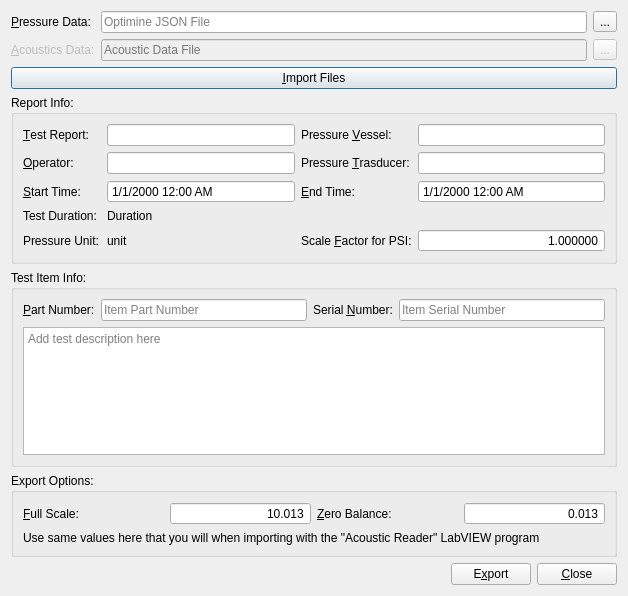
Qt form optimine2dat/export.ui (berkowski/optimine2dat) before a commit.
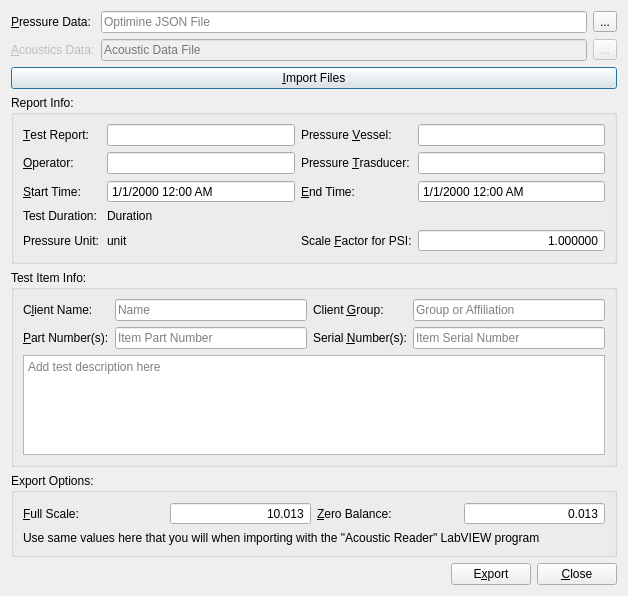
The same form after that commit.

The edit to the form file:
```diff
--- a/optimine2dat/export.ui
+++ b/optimine2dat/export.ui
@@ -269,17 +269,17 @@
       <string>Test Item Info:</string>
      </property>
      <layout class="QGridLayout" name="gridLayout_3" columnstretch="0,1,0,1">
-      <item row="0" column="0">
+      <item row="1" column="0">
        <widget class="QLabel" name="partNumberLabel">
         <property name="text">
-         <string>&amp;Part Number:</string>
+         <string>&amp;Part Number(s):</string>
         </property>
         <property name="buddy">
          <cstring>partNumberLineEdit</cstring>
         </property>
        </widget>
       </item>
-      <item row="0" column="1">
+      <item row="1" column="1">
        <widget class="QLineEdit" name="partNumberLineEdit">
         <property name="text">
          <string/>
@@ -289,17 +289,17 @@
         </property>
        </widget>
       </item>
-      <item row="0" column="2">
+      <item row="1" column="2">
        <widget class="QLabel" name="serialNumberLabel">
         <property name="text">
-         <string>Serial &amp;Number:</string>
+         <string>Serial &amp;Number(s):</string>
         </property>
         <property name="buddy">
          <cstring>serialNumberLineEdit</cstring>
         </property>
        </widget>
       </item>
-      <item row="0" column="3">
+      <item row="1" column="3">
        <widget class="QLineEdit" name="serialNumberLineEdit">
         <property name="text">
          <string/>
@@ -309,13 +309,47 @@
         </property>
        </widget>
       </item>
-      <item row="1" column="0" colspan="4">
-       <widget class="QPlainTextEdit" name="plainTextEdit">
+      <item row="2" column="0" colspan="4">
+       <widget class="QPlainTextEdit" name="descriptionTextEdit">
         <property name="placeholderText">
          <string>Add test description here</string>
         </property>
        </widget>
       </item>
+      <item row="0" column="0">
+       <widget class="QLabel" name="clientNameLabel">
+        <property name="text">
+         <string>C&amp;lient Name:</string>
+        </property>
+        <property name="buddy">
+         <cstring>clientNameLineEdit</cstring>
+        </property>
+       </widget>
+      </item>
+      <item row="0" column="2">
+       <widget class="QLabel" name="clientGroupLabel">
+        <property name="text">
+         <string>Client &amp;Group:</string>
+        </property>
+        <property name="buddy">
+         <cstring>clientGroupLineEdit</cstring>
+        </property>
+       </widget>
+      </item>
+      <item row="0" column="1">
+       <widget class="QLineEdit" name="clientNameLineEdit">
+        <property name="placeholderText">
+         <string>Name</string>
+        </property>
+       </widget>
+      </item>
+      <item row="0" column="3">
+       <widget class="QLineEdit" name="clientGroupLineEdit">
+        <property name="placeholderText">
+         <string>Group or Affiliation</string>
+        </property>
+       </widget>
+      </item>
      </layout>
     </widget>
    </item>
```
Left out of the diff: 7 changed lines with no effect on the pictures.
